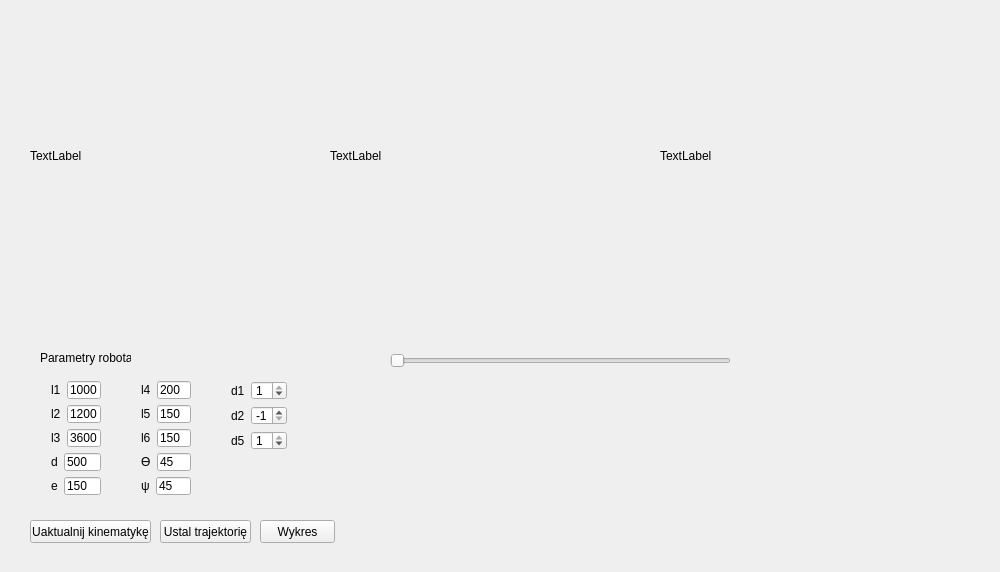
icprog/zbr, file mainwindow.ui: the form before one commit.
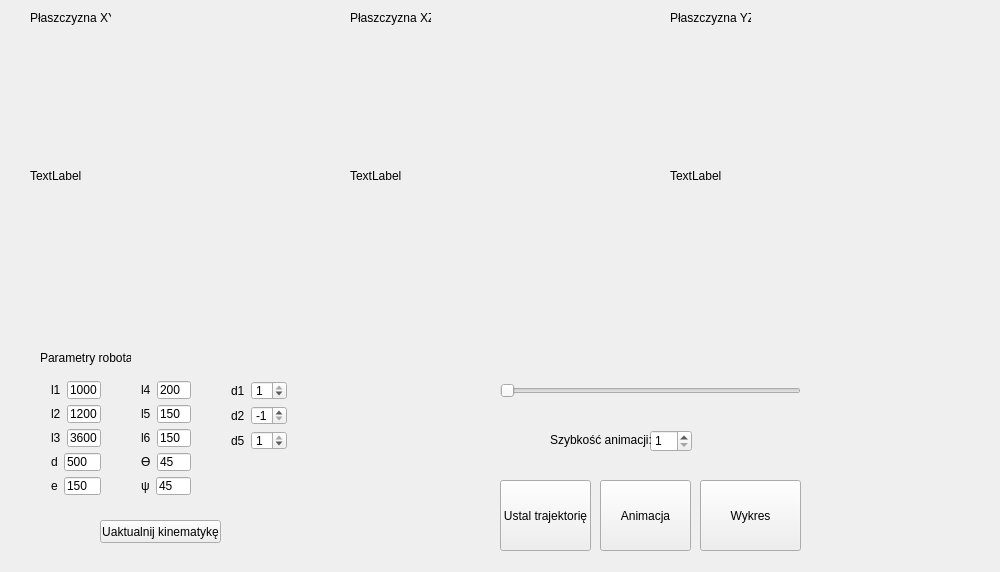
The form after the commit.

Patch:
```diff
--- a/mainwindow.ui
+++ b/mainwindow.ui
@@ -221,7 +221,7 @@
    <widget class="QPushButton" name="updateButton">
     <property name="geometry">
      <rect>
-      <x>30</x>
+      <x>100</x>
       <y>520</y>
       <width>121</width>
       <height>23</height>
@@ -340,10 +340,10 @@
    <widget class="QPushButton" name="calcTrajectoryButton">
     <property name="geometry">
      <rect>
-      <x>160</x>
-      <y>520</y>
+      <x>500</x>
+      <y>480</y>
       <width>91</width>
-      <height>23</height>
+      <height>71</height>
      </rect>
     </property>
     <property name="text">
@@ -353,10 +353,10 @@
    <widget class="QPushButton" name="plotButton">
     <property name="geometry">
      <rect>
-      <x>260</x>
-      <y>520</y>
-      <width>75</width>
-      <height>23</height>
+      <x>700</x>
+      <y>480</y>
+      <width>101</width>
+      <height>71</height>
      </rect>
     </property>
     <property name="text">
@@ -366,9 +366,9 @@
    <widget class="QSlider" name="horizontalSlider">
     <property name="geometry">
      <rect>
-      <x>390</x>
-      <y>350</y>
-      <width>341</width>
+      <x>500</x>
+      <y>380</y>
+      <width>301</width>
       <height>22</height>
      </rect>
     </property>
@@ -381,8 +381,8 @@
      <rect>
       <x>30</x>
       <y>30</y>
-      <width>261</width>
-      <height>251</height>
+      <width>291</width>
+      <height>291</height>
      </rect>
     </property>
     <property name="text">
@@ -392,10 +392,10 @@
    <widget class="QLabel" name="XZView">
     <property name="geometry">
      <rect>
-      <x>330</x>
+      <x>350</x>
       <y>30</y>
-      <width>261</width>
-      <height>251</height>
+      <width>291</width>
+      <height>291</height>
      </rect>
     </property>
     <property name="text">
@@ -405,16 +405,97 @@
    <widget class="QLabel" name="YZView">
     <property name="geometry">
      <rect>
-      <x>660</x>
+      <x>670</x>
       <y>30</y>
-      <width>261</width>
-      <height>251</height>
+      <width>291</width>
+      <height>291</height>
      </rect>
     </property>
     <property name="text">
      <string>TextLabel</string>
     </property>
    </widget>
+   <widget class="QPushButton" name="animationButton">
+    <property name="geometry">
+     <rect>
+      <x>600</x>
+      <y>480</y>
+      <width>91</width>
+      <height>71</height>
+     </rect>
+    </property>
+    <property name="text">
+     <string>Animacja</string>
+    </property>
+   </widget>
+   <widget class="QSpinBox" name="animSpeedBox">
+    <property name="geometry">
+     <rect>
+      <x>650</x>
+      <y>430</y>
+      <width>42</width>
+      <height>22</height>
+     </rect>
+    </property>
+    <property name="minimum">
+     <number>1</number>
+    </property>
+    <property name="maximum">
+     <number>10</number>
+    </property>
+   </widget>
+   <widget class="QLabel" name="label_14">
+    <property name="geometry">
+     <rect>
+      <x>550</x>
+      <y>430</y>
+      <width>101</width>
+      <height>20</height>
+     </rect>
+    </property>
+    <property name="text">
+     <string>Szybkość animacji:</string>
+    </property>
+   </widget>
+   <widget class="QLabel" name="label_15">
+    <property name="geometry">
+     <rect>
+      <x>30</x>
+      <y>10</y>
+      <width>81</width>
+      <height>16</height>
+     </rect>
+    </property>
+    <property name="text">
+     <string>Płaszczyzna XY</string>
+    </property>
+   </widget>
+   <widget class="QLabel" name="label_16">
+    <property name="geometry">
+     <rect>
+      <x>350</x>
+      <y>10</y>
+      <width>81</width>
+      <height>16</height>
+     </rect>
+    </property>
+    <property name="text">
+     <string>Płaszczyzna XZ</string>
+    </property>
+   </widget>
+   <widget class="QLabel" name="label_17">
+    <property name="geometry">
+     <rect>
+      <x>670</x>
+      <y>10</y>
+      <width>81</width>
+      <height>16</height>
+     </rect>
+    </property>
+    <property name="text">
+     <string>Płaszczyzna YZ</string>
+    </property>
+   </widget>
   </widget>
  </widget>
  <layoutdefault spacing="6" margin="11"/>
```
